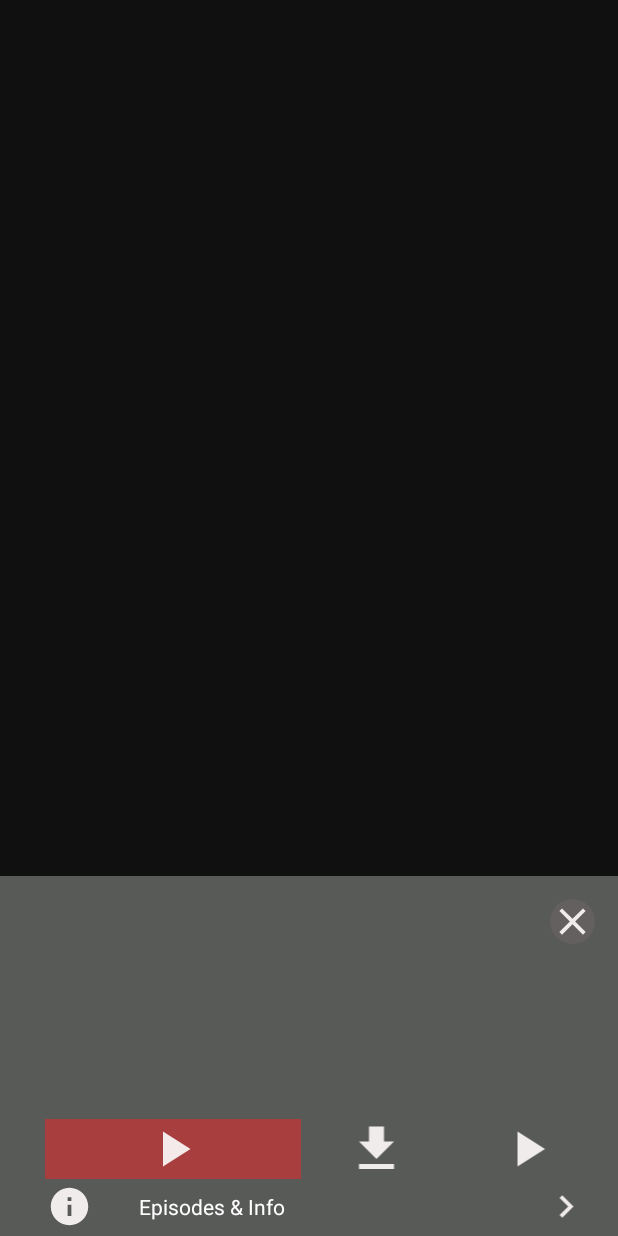
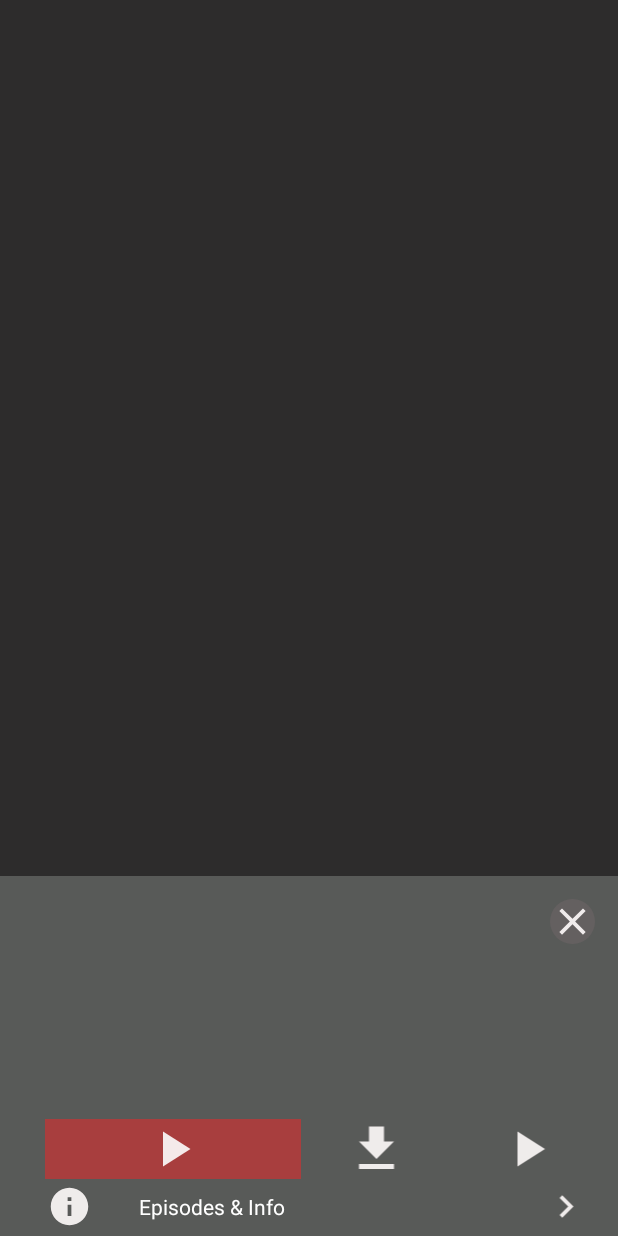
Before and after one commit to pratik29046/AndroidDesign, an Android app: the MainActivity9 screen opened directly, with no data from a screen before it, on a phone screen of 412 x 824 dp. Run offline under Robolectric (Android 15) with nearby library versions, the phone set to English and light mode, and no system bars.

```diff
--- a/app/src/main/res/layout/activity_main6.xml
+++ b/app/src/main/res/layout/activity_main6.xml
@@ -281,6 +281,7 @@
         android:layout_height="fill_parent"
         android:layout_below="@+id/text18">
 
+
     </androidx.recyclerview.widget.RecyclerView>
 
 
--- a/app/src/main/res/layout/activity_main7.xml
+++ b/app/src/main/res/layout/activity_main7.xml
@@ -31,6 +31,8 @@
         android:scaleX="2"
         android:src="@drawable/she" />
 
+
+
     <TextView
         android:id="@+id/text1"
         android:layout_width="wrap_content"
@@ -42,11 +44,13 @@
         android:textSize="20dp" />
 
 
+
     <androidx.recyclerview.widget.RecyclerView
         android:id="@+id/season"
         android:layout_width="fill_parent"
         android:layout_height="fill_parent"
-        android:layout_below="@+id/text1">
+        android:layout_below="@+id/text1"
+        >
 
     </androidx.recyclerview.widget.RecyclerView>
 
--- a/app/src/main/res/layout/activity_main9.xml
+++ b/app/src/main/res/layout/activity_main9.xml
@@ -4,7 +4,7 @@
     xmlns:tools="http://schemas.android.com/tools"
     android:layout_width="match_parent"
     android:layout_height="match_parent"
-    android:background="#220C0303"
+    android:background="#1DFAF4F4"
     >
 
 
```
Also changed, not shown: app/src/main/res/layout/activity_main8.xml (+7 -8 lines).
